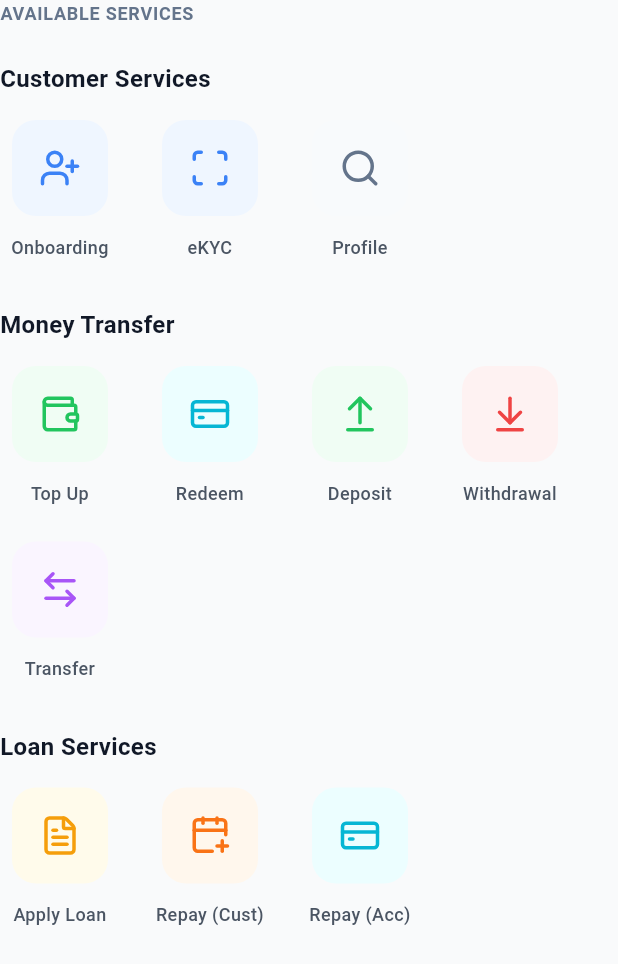
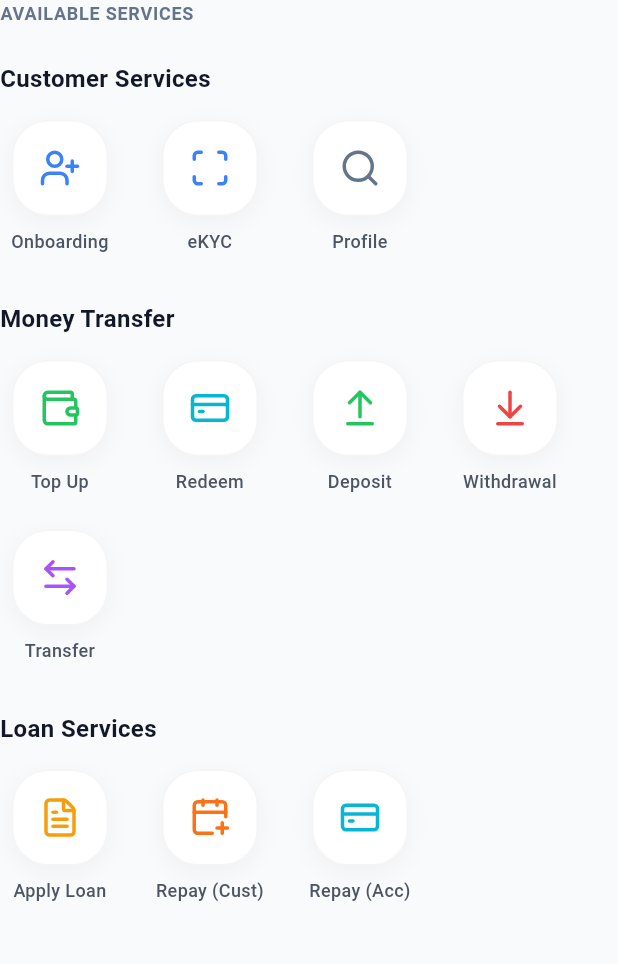
Before and after one commit to maheshsk4212/citizenone-app, a Flutter app: the PartnerServicesGrid widget shown alone on an empty page, opened directly, on a phone screen of 412 x 824 dp. Shown: the top 964 px of the screen. Run offline on Flutter 3.47's test engine with Material 3 defaults, Android fonts, the phone set to English and light mode, and no system bars; our stand-ins replace flutter_lucide, flutter_riverpod, go_router, google_fonts.

```diff
--- a/lib/features/auth/presentation/state/auth_state.dart
+++ b/lib/features/auth/presentation/state/auth_state.dart
@@ -22,13 +22,14 @@ class AuthState {
     String? workContext,
     String? selectedPartner,
     IconData? partnerIcon,
+    bool clearPartner = false,
   }) {
     return AuthState(
       selectedRole: selectedRole ?? this.selectedRole,
       isAuthenticated: isAuthenticated ?? this.isAuthenticated,
       workContext: workContext ?? this.workContext,
-      selectedPartner: selectedPartner ?? this.selectedPartner,
-      partnerIcon: partnerIcon ?? this.partnerIcon,
+      selectedPartner: clearPartner ? null : (selectedPartner ?? this.selectedPartner),
+      partnerIcon: clearPartner ? null : (partnerIcon ?? this.partnerIcon),
     );
   }
 }
--- a/lib/features/dashboard/presentation/screens/widgets/partner_services_grid.dart
+++ b/lib/features/dashboard/presentation/screens/widgets/partner_services_grid.dart
@@ -1,7 +1,7 @@
 import 'package:flutter/material.dart';
 import 'package:flutter_lucide/flutter_lucide.dart';
 import 'package:citizenone_app/core/design_system/tokens/colors.dart';
-import 'package:citizenone_app/core/design_system/tokens/typography.dart';
+import 'package:citizenone_app/core/design_system/tokens/dimensions.dart';
 
 class PartnerServicesGrid extends StatelessWidget {
   const PartnerServicesGrid({super.key});
@@ -23,27 +23,27 @@ class PartnerServicesGrid extends StatelessWidget {
         const SizedBox(height: 24),
 
         _buildCategory('Customer Services', [
-          _ServiceItem('Onboarding', LucideIcons.user_plus, const Color(0xFFEFF6FF), const Color(0xFF3B82F6)),
-          _ServiceItem('eKYC', LucideIcons.scan, const Color(0xFFEFF6FF), const Color(0xFF3B82F6)),
-          _ServiceItem('Profile', LucideIcons.search, const Color(0xFFF8FAFC), const Color(0xFF64748B)),
+          _ServiceItem('Onboarding', LucideIcons.user_plus, const Color(0xFF3B82F6)),
+          _ServiceItem('eKYC', LucideIcons.scan, const Color(0xFF3B82F6)),
+          _ServiceItem('Profile', LucideIcons.search, const Color(0xFF64748B)),
         ]),
 
         const SizedBox(height: 32),
 
         _buildCategory('Money Transfer', [
-          _ServiceItem('Top Up', LucideIcons.wallet, const Color(0xFFF0FDF4), const Color(0xFF22C55E)),
-          _ServiceItem('Redeem', LucideIcons.credit_card, const Color(0xFFECFEFF), const Color(0xFF06B6D4)),
-          _ServiceItem('Deposit', LucideIcons.arrow_up_from_line, const Color(0xFFF0FDF4), const Color(0xFF22C55E)),
-          _ServiceItem('Withdrawal', LucideIcons.arrow_down_to_line, const Color(0xFFFEF2F2), const Color(0xFFEF4444)),
-          _ServiceItem('Transfer', LucideIcons.arrow_left_right, const Color(0xFFFAF5FF), const Color(0xFFA855F7)),
+          _ServiceItem('Top Up', LucideIcons.wallet, const Color(0xFF22C55E)),
+          _ServiceItem('Redeem', LucideIcons.credit_card, const Color(0xFF06B6D4)),
+          _ServiceItem('Deposit', LucideIcons.arrow_up_from_line, const Color(0xFF22C55E)),
+          _ServiceItem('Withdrawal', LucideIcons.arrow_down_to_line, const Color(0xFFEF4444)),
+          _ServiceItem('Transfer', LucideIcons.arrow_left_right, const Color(0xFFA855F7)),
         ]),
 
         const SizedBox(height: 32),
 
         _buildCategory('Loan Services', [
-          _ServiceItem('Apply Loan', LucideIcons.file_text, const Color(0xFFFFFBEB), const Color(0xFFF59E0B)),
-          _ServiceItem('Repay (Cust)', LucideIcons.calendar_plus, const Color(0xFFFFF7ED), const Color(0xFFF97316)),
-          _ServiceItem('Repay (Acc)', LucideIcons.credit_card, const Color(0xFFECFEFF), const Color(0xFF06B6D4)),
+          _ServiceItem('Apply Loan', LucideIcons.file_text, const Color(0xFFF59E0B)),
+          _ServiceItem('Repay (Cust)', LucideIcons.calendar_plus, const Color(0xFFF97316)),
+          _ServiceItem('Repay (Acc)', LucideIcons.credit_card, const Color(0xFF06B6D4)),
         ]),
       ],
     );
@@ -55,7 +55,7 @@ class PartnerServicesGrid extends StatelessWidget {
       children: [
         Text(
           title,
-          style: const TextStyle(
+          style: TextStyle(
             fontSize: 16,
             fontWeight: FontWeight.bold,
             color: AppColors.textPrimary,
@@ -75,10 +75,9 @@ class PartnerServicesGrid extends StatelessWidget {
 class _ServiceItem extends StatelessWidget {
   final String label;
   final IconData icon;
-  final Color bgColor;
   final Color iconColor;
 
-  const _ServiceItem(this.label, this.icon, this.bgColor, this.iconColor);
+  const _ServiceItem(this.label, this.icon, this.iconColor);
 
   @override
   Widget build(BuildContext context) {
@@ -87,19 +86,27 @@ class _ServiceItem extends StatelessWidget {
       child: Column(
         children: [
           Container(
-            width: 64,
-            height: 64,
+            width: AppDimensions.iconBoxSize,
+            height: AppDimensions.iconBoxSize,
             decoration: BoxDecoration(
-              color: bgColor,
-              borderRadius: BorderRadius.circular(16),
+              color: Colors.white,
+              borderRadius: BorderRadius.circular(24),
+              border: Border.all(color: Colors.grey[100]!),
+              boxShadow: [
+                BoxShadow(
+                  color: Colors.black.withOpacity(0.04),
+                  blurRadius: 12,
+                  offset: const Offset(0, 4),
+                ),
+              ],
             ),
-            child: Icon(icon, color: iconColor, size: 28),
+            child: Icon(icon, color: iconColor, size: AppDimensions.iconSize),
           ),
-          const SizedBox(height: 12),
+          const SizedBox(height: AppDimensions.iconToLabelGap),
           Text(
             label,
             textAlign: TextAlign.center,
-            style: const TextStyle(
+            style: TextStyle(
               fontSize: 12,
               fontWeight: FontWeight.w500,
               color: AppColors.textSecondary,
```
Also changed, not shown: lib/features/auth/presentation/providers/auth_provider.dart (+8 -1 lines), lib/features/dashboard/presentation/providers/services_provider.dart (+32 -68 lines), lib/features/dashboard/presentation/screens/super_home_screen.dart (+4 -4 lines).
